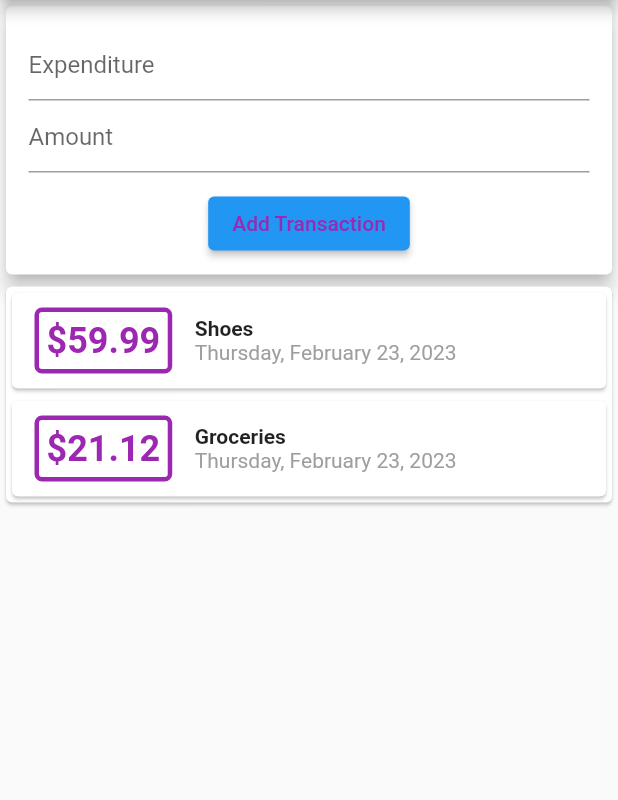
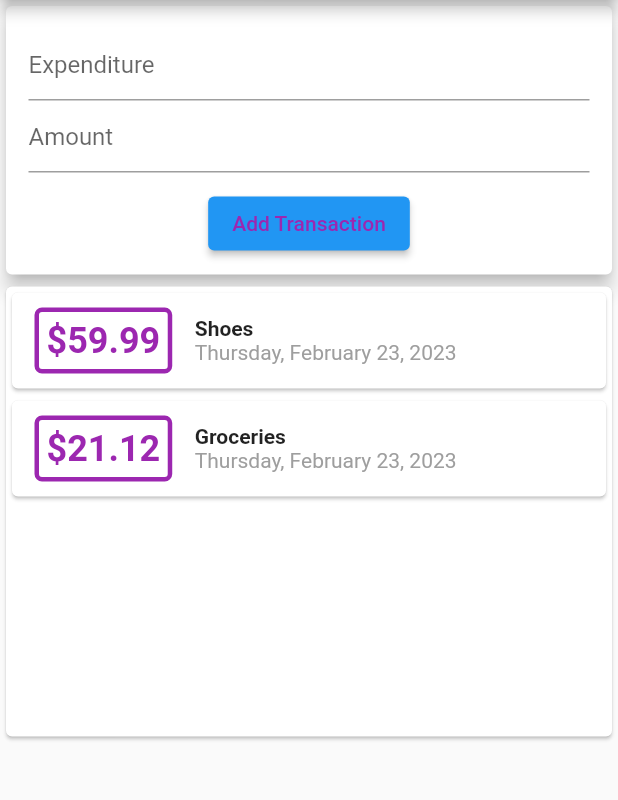
Before and after one commit to marcellus-saputra/udemy_expenses_app, a Flutter app: the screen it shows after launch, on a phone screen of 412 x 824 dp, the part 84-884 px from its top. Run offline on Flutter 3.47's test engine with Material 2 defaults, Android fonts, the phone set to English and light mode, and no system bars.

Commit message:
Switched list of transactions to ListView builder

```diff
--- a/lib/transactionlist.dart
+++ b/lib/transactionlist.dart
@@ -10,16 +10,18 @@ class TransactionList extends StatelessWidget {
 
   @override
   Widget build(BuildContext context) {
-    return SingleChildScrollView(
-      child: Column(
-        children: txList.map((tx) {
+    return Container(
+      height: 300,
+      child: ListView.builder(
+        itemBuilder: (ctx, index) {
           return TransactionCard(
-            id: tx.id,
-            title: tx.title,
-            amount: tx.amount,
-            date: tx.date,
+            id: txList[index].id,
+            title: txList[index].title,
+            amount: txList[index].amount,
+            date: txList[index].date,
           );
-        }).toList(),
+        },
+        itemCount: txList.length,
       ),
     );
   }
```
